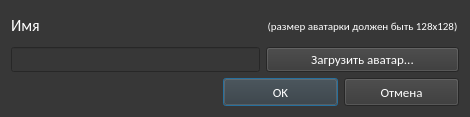
This is ui/dialogs/user_registration.ui in Protocs/OkayMoney as Qt 5 draws it before an edit. The edited form follows.
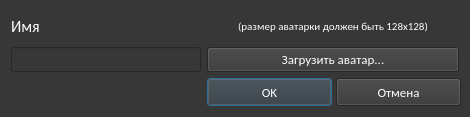
This is the edited form. Icons and pictures are not drawn.

Commit message: Выровнено окно регистрации пользователя

```diff
--- a/ui/dialogs/user_registration.ui
+++ b/ui/dialogs/user_registration.ui
@@ -36,14 +36,25 @@
    <string notr="true">background-color: rgb(55, 55, 55);
 color: rgb(255, 255, 255);</string>
   </property>
-  <layout class="QVBoxLayout" name="verticalLayout_2">
-   <item>
     <layout class="QVBoxLayout" name="verticalLayout">
      <item>
-      <layout class="QGridLayout" name="gridLayout" rowstretch="0,0">
-       <property name="verticalSpacing">
-        <number>7</number>
+    <layout class="QGridLayout" name="gridLayout">
+     <item row="0" column="0">
+      <widget class="QLabel" name="label">
+       <property name="font">
+        <font>
+         <family>Calibri</family>
+         <pointsize>12</pointsize>
+        </font>
        </property>
+       <property name="styleSheet">
+        <string notr="true"/>
+       </property>
+       <property name="text">
+        <string>Имя</string>
+       </property>
+      </widget>
+     </item>
        <item row="0" column="1">
         <widget class="QLabel" name="avatar_name">
          <property name="font">
@@ -60,22 +71,6 @@
          </property>
         </widget>
        </item>
-       <item row="0" column="0">
-        <widget class="QLabel" name="label">
-         <property name="font">
-          <font>
-           <family>Calibri</family>
-           <pointsize>12</pointsize>
-          </font>
-         </property>
-         <property name="styleSheet">
-          <string notr="true"/>
-         </property>
-         <property name="text">
-          <string>Имя</string>
-         </property>
-        </widget>
-       </item>
        <item row="1" column="0">
         <widget class="QLineEdit" name="name">
          <property name="minimumSize">
@@ -96,7 +91,7 @@
         <widget class="QPushButton" name="add_avatar_btn">
          <property name="minimumSize">
           <size>
-           <width>193</width>
+         <width>250</width>
            <height>20</height>
           </size>
          </property>
@@ -123,34 +118,22 @@
          </property>
         </widget>
        </item>
-      </layout>
-     </item>
-     <item>
+     <item row="2" column="1">
       <layout class="QHBoxLayout" name="horizontalLayout">
-       <item>
-        <spacer name="horizontalSpacer">
-         <property name="orientation">
-          <enum>Qt::Horizontal</enum>
-         </property>
-         <property name="sizeType">
-          <enum>QSizePolicy::Fixed</enum>
-         </property>
-         <property name="sizeHint" stdset="0">
-          <size>
-           <width>212</width>
-           <height>20</height>
-          </size>
-         </property>
-        </spacer>
-       </item>
        <item>
         <widget class="QPushButton" name="ok_button">
          <property name="minimumSize">
           <size>
-           <width>93</width>
+           <width>125</width>
            <height>28</height>
           </size>
          </property>
+         <property name="maximumSize">
+          <size>
+           <width>125</width>
+           <height>16777215</height>
+          </size>
+         </property>
          <property name="font">
           <font>
            <family>Calibri</family>
@@ -166,10 +149,16 @@
         <widget class="QPushButton" name="cancel_button">
          <property name="minimumSize">
           <size>
-           <width>93</width>
+           <width>125</width>
            <height>28</height>
           </size>
          </property>
+         <property name="maximumSize">
+          <size>
+           <width>125</width>
+           <height>16777215</height>
+          </size>
+         </property>
          <property name="font">
           <font>
            <family>Calibri</family>
```
Lines whose indentation alone changed are shown as unchanged.
